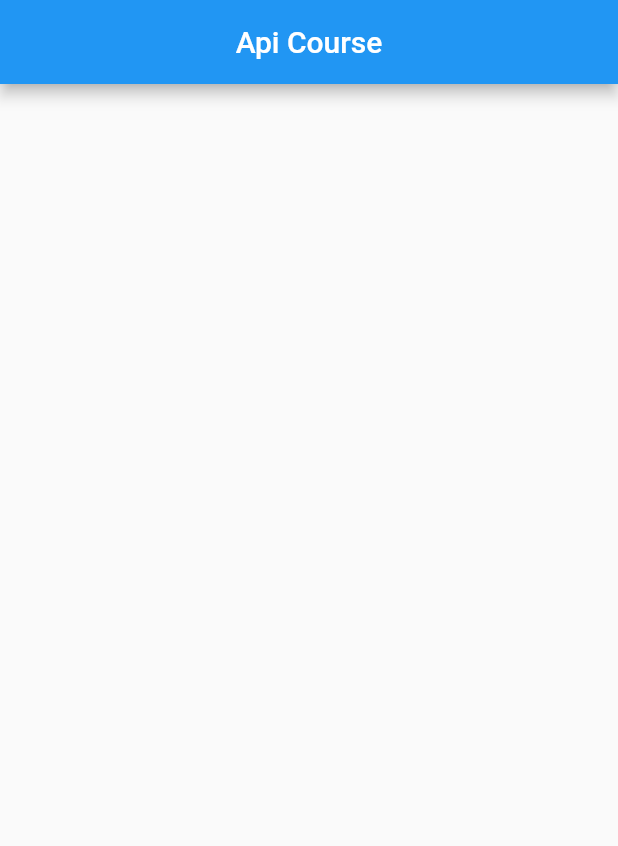
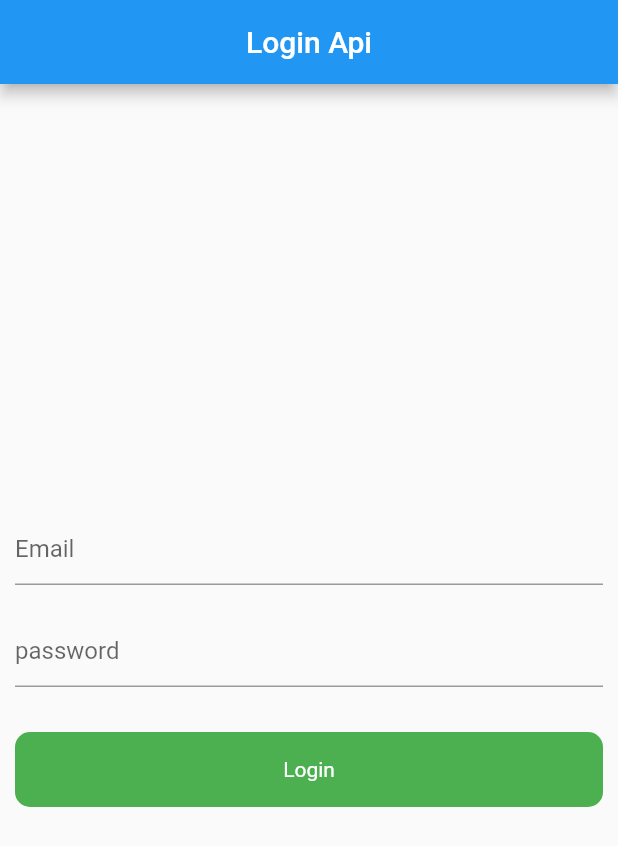
Before and after one commit to Muhammad-Ibrar/Api_Tutorials, a Flutter app: the screen it shows after launch, on a phone screen of 412 x 824 dp. Shown: the top 846 px of the screen. Run offline on Flutter 3.47's test engine with Material 2 defaults, Android fonts, the phone set to English and light mode, and no system bars.

```diff
--- a/api_tutorials/lib/main.dart
+++ b/api_tutorials/lib/main.dart
@@ -3,6 +3,7 @@ import 'package:api_tutorials/example_four.dart';
 import 'package:api_tutorials/example_three.dart';
 import 'package:api_tutorials/example_two.dart';
 import 'package:api_tutorials/home_screen.dart';
+import 'package:api_tutorials/signup.dart';
 import 'package:flutter/material.dart';
 
 void main() {
@@ -22,7 +23,7 @@ class MyApp extends StatelessWidget {
 
         primarySwatch: Colors.blue,
       ),
-      home: ExampleFive()
+      home: SignUpScreen()
     );
   }
 }
--- /dev/null
+++ b/api_tutorials/lib/signup.dart
@@ -0,0 +1,99 @@
+import 'dart:convert';
+
+import 'package:flutter/material.dart';
+import 'package:http/http.dart';
+class SignUpScreen extends StatefulWidget {
+  const SignUpScreen({Key? key}) : super(key: key);
+
+  @override
+  State<SignUpScreen> createState() => _SignUpScreenState();
+}
+
+class _SignUpScreenState extends State<SignUpScreen> {
+  final emailController = TextEditingController();
+  final passwordController = TextEditingController();
+
+  void login(String email , password)async{
+    try{
+
+      Response response = await post(
+        // Uri.parse('https://reqres.in/api/register'),
+        Uri.parse('https://reqres.in/api/login'),
+        body: {
+
+          'email' : email,
+          'password'  : password,
+
+        }
+      );
+      if(response.statusCode == 200){
+        var data = jsonDecode(response.body.toString());
+
+        // print('Account Created Succssfully');
+        print('Logged in Succssfully');
+        print(data);
+      }
+      else{
+        print('Failed');
+      }
+    }
+    catch(e){
+      print(e.toString());
+    }
+  }
+  @override
+  Widget build(BuildContext context) {
+    return Scaffold(
+      appBar: AppBar(
+        // title: Text('SignUp Api'),
+        title: Text('Login Api'),
+        centerTitle: true,
+      ),
+      body: Padding(
+        padding: const EdgeInsets.all(10.0),
+        child: Column(
+          mainAxisAlignment: MainAxisAlignment.center,
+          crossAxisAlignment: CrossAxisAlignment.center,
+          children: [
+            TextFormField(
+              controller: emailController,
+              decoration:const InputDecoration(
+                hintText: 'Email',
+
+              ),
+            ),
+           const SizedBox(
+              height: 20,
+            ),
+            TextFormField(
+              controller: passwordController,
+              decoration:const InputDecoration(
+                hintText: 'password',
+
+              ),
+            ),
+           const SizedBox(
+              height: 30,
+            ),
+            GestureDetector(
+              onTap: (){
+                login(emailController.text.toString() , passwordController.text.toString());
+              },
+              child: Container(
+                height: 50,
+
+                decoration: BoxDecoration(
+                  color: Colors.green,
+                  borderRadius: BorderRadius.circular(10)
+                ),
+                child:const Center(
+                  child: Text('Login' , style: TextStyle(color: Colors.white),),
+                ),
+              ),
+            )
+          ],
+        ),
+      ),
+    );
+  }
+}
--- a/api_tutorials/pubspec.yaml
+++ b/api_tutorials/pubspec.yaml
@@ -36,6 +36,7 @@ dependencies:
   # Use with the CupertinoIcons class for iOS style icons.
   cupertino_icons: ^1.0.2
   http: ^0.13.5
+  modal_progress_hud_nsn: ^0.3.0-nullsafety-1
 
 dev_dependencies:
   flutter_test:
```
Also changed, not shown: api_tutorials/pubspec.lock.
